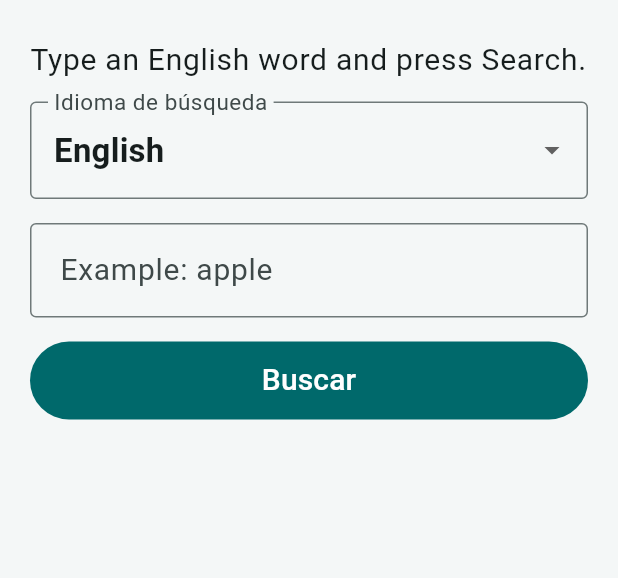
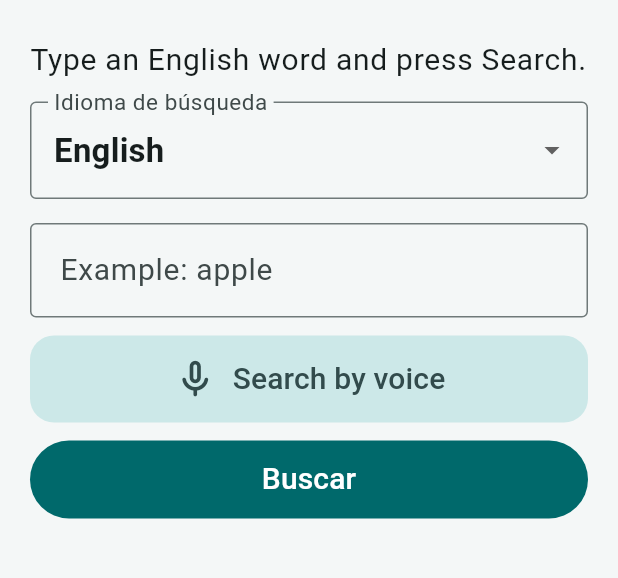
Before and after one commit to Luishernandez001/pictotranslate, a Flutter app: the screen it shows after launch, on a phone screen of 412 x 824 dp, the part 68-646 px from its top. Run offline on Flutter 3.47's test engine with Material 3 defaults, Android fonts, the phone set to English and light mode, and no system bars; our stand-ins replace dio, flutter_riverpod, flutter_tts, shared_preferences, speech_to_text; network calls fail.

Commit message:
se le agrego la voz

```diff
--- a/lib/presentation/screens/home_screen.dart
+++ b/lib/presentation/screens/home_screen.dart
@@ -12,6 +12,7 @@ import '../providers/keywords_provider.dart';
 import '../providers/search_history_provider.dart';
 import '../providers/settings_notifier.dart';
 import '../widgets/pictogram_result_card.dart';
+import '../widgets/voice_search_button.dart';
 import 'settings_screen.dart';
 
 class HomeScreen extends ConsumerStatefulWidget {
@@ -69,6 +70,37 @@ class _HomeScreenState extends ConsumerState<HomeScreen> {
       final sug = ref.read(homeSearchProvider.notifier).suggestFor(value, list);
       setState(() => _localSuggestions = sug);
     });
+  }
+
+  /// Rellena el campo de texto con el resultado parcial de voz (tiempo real).
+  void _onVoicePartial(String text) {
+    _controller.text = text;
+    _controller.selection = TextSelection.fromPosition(
+      TextPosition(offset: text.length),
+    );
+    ref.read(homeSearchProvider.notifier).setQuery(text);
+  }
+
+  /// Texto final reconocido: actualiza el campo y lanza la búsqueda.
+  void _onVoiceFinal(String text, String language) {
+    _controller.text = text;
+    _controller.selection = TextSelection.fromPosition(
+      TextPosition(offset: text.length),
+    );
+    setState(() => _localSuggestions = []);
+    ref.read(homeSearchProvider.notifier).search(text, language: language);
+  }
+
+  void _onVoicePermissionDenied() {
+    if (!mounted) return;
+    ScaffoldMessenger.of(context).showSnackBar(
+      const SnackBar(
+        content: Text(
+          'Permiso de micrófono denegado. Actívalo en Ajustes del sistema.',
+        ),
+        duration: Duration(seconds: 4),
+      ),
+    );
   }
 
   Future<void> _onListen(String word, AppSettings settings) async {
@@ -185,7 +217,16 @@ class _HomeScreenState extends ConsumerState<HomeScreen> {
                   .read(homeSearchProvider.notifier)
                   .search(_controller.text, language: language),
             ),
-            const SizedBox(height: 16),
+            const SizedBox(height: 12),
+            VoiceSearchButton(
+              language: language,
+              fontSize: settings.effectiveBodySize,
+              reduceMotion: reduce,
+              onPartialResult: _onVoicePartial,
+              onFinalResult: (text) => _onVoiceFinal(text, language),
+              onPermissionDenied: _onVoicePermissionDenied,
+            ),
+            const SizedBox(height: 12),
             SizedBox(
               height: 52,
               width: double.infinity,
--- /dev/null
+++ b/lib/presentation/widgets/voice_search_button.dart
@@ -0,0 +1,264 @@
+import 'dart:async';
+
+import 'package:flutter/material.dart';
+import 'package:speech_to_text/speech_recognition_result.dart';
+import 'package:speech_to_text/speech_to_text.dart';
+
+/// Botón de búsqueda por voz.
+///
+/// Flujo:
+///   1) Usuario toca → se pide permiso de micrófono si es la primera vez.
+///   2) Empieza a escuchar en el [locale] del idioma de búsqueda.
+///   3) Los resultados parciales se entregan en tiempo real a [onPartialResult].
+///   4) Al detectar silencio o al tocar de nuevo, se entrega el texto final
+///      a [onFinalResult] y la app lanza la búsqueda automáticamente.
+///   5) Si el permiso fue denegado se llama a [onPermissionDenied].
+class VoiceSearchButton extends StatefulWidget {
+  const VoiceSearchButton({
+    super.key,
+    required this.language,
+    required this.onPartialResult,
+    required this.onFinalResult,
+    required this.onPermissionDenied,
+    required this.fontSize,
+    this.reduceMotion = false,
+  });
+
+  /// Código de idioma ARASAAC ('en', 'es', 'fr') usado para elegir el locale
+  /// del reconocedor nativo.
+  final String language;
+
+  /// Texto transcrito mientras el usuario habla (resultado parcial).
+  final ValueChanged<String> onPartialResult;
+
+  /// Texto final confirmado cuando el usuario deja de hablar.
+  final ValueChanged<String> onFinalResult;
+
+  /// Llamado cuando el permiso de micrófono está denegado permanentemente.
+  final VoidCallback onPermissionDenied;
+
+  final double fontSize;
+
+  /// Cuando es true se omite la animación pulsante (modo TEA).
+  final bool reduceMotion;
+
+  @override
+  State<VoiceSearchButton> createState() => _VoiceSearchButtonState();
+}
+
+class _VoiceSearchButtonState extends State<VoiceSearchButton>
+    with SingleTickerProviderStateMixin {
+  final SpeechToText _stt = SpeechToText();
+  bool _isListening = false;
+  bool _available = false;
+  bool _initialized = false;
+  String _statusMessage = '';
+
+  late final AnimationController _pulseCtrl;
+  late final Animation<double> _pulseAnim;
+
+  // Mapa de código ARASAAC → locale BCP-47 para el reconocedor nativo.
+  static const Map<String, String> _localeMap = {
+    'en': 'en-US',
+    'es': 'es-ES',
+    'fr': 'fr-FR',
+  };
+
+  @override
+  void initState() {
+    super.initState();
+    _pulseCtrl = AnimationController(
+      vsync: this,
+      duration: const Duration(milliseconds: 900),
+    );
+    _pulseAnim = Tween<double>(begin: 1.0, end: 1.18).animate(
+      CurvedAnimation(parent: _pulseCtrl, curve: Curves.easeInOut),
+    );
+  }
+
+  @override
+  void dispose() {
+    _pulseCtrl.dispose();
+    _stt.stop();
+    super.dispose();
+  }
+
+  Future<void> _ensureInitialized() async {
+    if (_initialized) return;
+    _available = await _stt.initialize(
+      onStatus: _onStatus,
+      onError: _onError,
+    );
+    _initialized = true;
+  }
+
+  void _onStatus(String status) {
+    // 'done' o 'notListening' significa que el motor terminó.
+    if (status == 'done' || status == 'notListening') {
+      if (mounted && _isListening) _stopListening();
+    }
+  }
+
+  void _onError(dynamic error) {
+    if (mounted) {
+      setState(() {
+        _isListening = false;
+        _statusMessage = '';
+      });
+      _pulseCtrl.stop();
+      _pulseCtrl.reset();
+    }
+  }
+
+  Future<void> _toggleListening() async {
+    if (_isListening) {
+      await _stopListening();
+      return;
+    }
+
+    await _ensureInitialized();
+
+    if (!_available) {
+      // El motor de reconocimiento no está disponible (primer arranque o
+      // dispositivo sin servicio Google).
+      if (mounted) {
+        setState(() {
+          _statusMessage = 'El reconocimiento de voz no está disponible en este dispositivo.';
+        });
+      }
+      return;
+    }
+
+    // Verifica permiso; speech_to_text lo solicita en initialize() pero
+    // comprobamos el estado explícitamente.
+    final hasPermission = await _stt.hasPermission;
+    if (!hasPermission) {
+      widget.onPermissionDenied();
+      return;
+    }
+
+    final locale = _localeMap[widget.language] ?? 'en-US';
+
+    if (mounted) {
+      setState(() {
+        _isListening = true;
+        _statusMessage = '';
+      });
+    }
+
+    if (!widget.reduceMotion) {
+      _pulseCtrl.repeat(reverse: true);
+    }
+
+    await _stt.listen(
+      localeId: locale,
+      listenOptions: SpeechListenOptions(
+        partialResults: true,
+        listenMode: ListenMode.search,
+      ),
+      onResult: (SpeechRecognitionResult result) {
+        if (!mounted) return;
+        if (result.finalResult) {
+          final text = result.recognizedWords.trim();
+          _stopListening();
+          if (text.isNotEmpty) widget.onFinalResult(text);
+        } else {
+          widget.onPartialResult(result.recognizedWords);
+        }
+      },
+    );
+  }
+
+  Future<void> _stopListening() async {
+    await _stt.stop();
+    _pulseCtrl.stop();
+    _pulseCtrl.reset();
+    if (mounted) {
+      setState(() {
+        _isListening = false;
+        _statusMessage = '';
+      });
+    }
+  }
+
+  String _labelFor(String language) {
+    switch (language) {
+      case 'es':
+        return _isListening ? 'Escuchando…' : 'Buscar por voz';
+      case 'fr':
+        return _isListening ? 'Écoute en cours…' : 'Recherche vocale';
+      default:
+        return _isListening ? 'Listening…' : 'Search by voice';
+    }
+  }
+
+  @override
+  Widget build(BuildContext context) {
+    final theme = Theme.of(context);
+    final color = _isListening
+        ? theme.colorScheme.error
+        : theme.colorScheme.secondaryContainer;
+    final onColor = _isListening
+        ? theme.colorScheme.onError
+        : theme.colorScheme.onSecondaryContainer;
+
+    final buttonContent = Column(
+      mainAxisSize: MainAxisSize.min,
+      children: [
+        // Botón principal
+        ScaleTransition(
+          scale: (!widget.reduceMotion && _isListening)
+              ? _pulseAnim
+              : const AlwaysStoppedAnimation(1.0),
+          child: Material(
+            color: color,
+            borderRadius: BorderRadius.circular(16),
+            child: InkWell(
+              borderRadius: BorderRadius.circular(16),
+              onTap: _toggleListening,
+              child: Semantics(
+                button: true,
+                label: _labelFor(widget.language),
+                child: Padding(
+                  padding: const EdgeInsets.symmetric(horizontal: 24, vertical: 14),
+                  child: Row(
+                    mainAxisAlignment: MainAxisAlignment.center,
+                    children: [
+                      Icon(
+                        _isListening ? Icons.stop_circle_outlined : Icons.mic_none_rounded,
+                        size: 30,
+                        color: onColor,
+                      ),
+                      const SizedBox(width: 10),
+                      Text(
+                        _labelFor(widget.language),
+                        style: theme.textTheme.labelLarge?.copyWith(
+                          fontSize: widget.fontSize,
+                          color: onColor,
+                        ),
+                      ),
+                    ],
+                  ),
+                ),
+              ),
+            ),
+          ),
+        ),
+        // Mensaje de error o estado (solo si hay texto)
+        if (_statusMessage.isNotEmpty)
+          Padding(
+            padding: const EdgeInsets.only(top: 8),
+            child: Text(
+              _statusMessage,
+              textAlign: TextAlign.center,
+              style: theme.textTheme.bodyMedium?.copyWith(
+                color: theme.colorScheme.error,
+              ),
+            ),
+          ),
+      ],
+    );
+
+    return SizedBox(width: double.infinity, child: buttonContent);
+  }
+}
--- a/pubspec.yaml
+++ b/pubspec.yaml
@@ -13,6 +13,7 @@ dependencies:
   flutter_riverpod: ^2.6.1
   dio: ^5.7.0
   flutter_tts: ^4.2.0
+  speech_to_text: ^7.0.0
   shared_preferences: ^2.3.3
 
 dev_dependencies:
```
Also changed, not shown: pubspec.lock, 4 other files.
